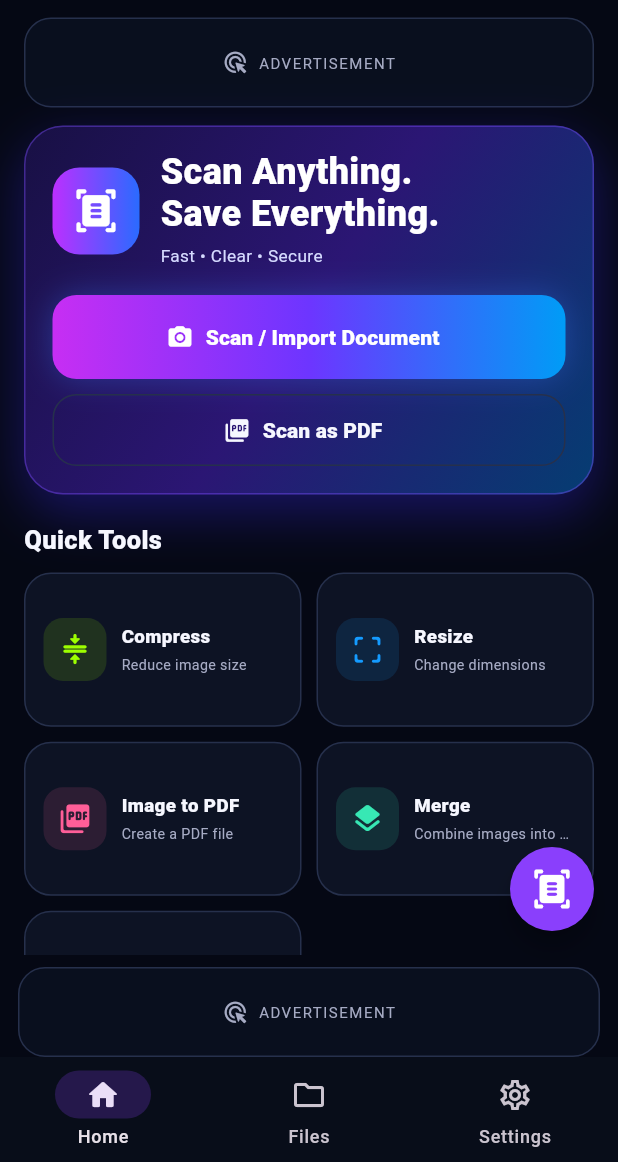
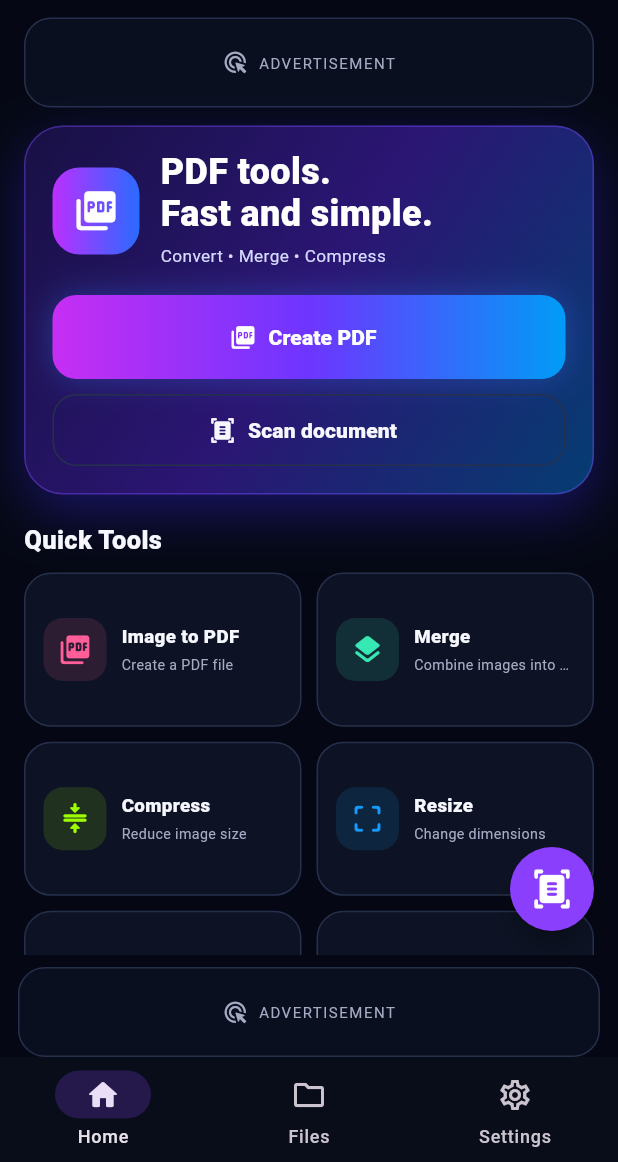
Before and after one commit to pixlite-tools/pixlite-android, a Flutter app: the screen it shows after launch, on a phone screen of 412 x 824 dp, the part 74-1236 px from its top. Run offline on Flutter 3.47's test engine with Material 3 defaults, Android fonts, the phone set to English and light mode, and no system bars; our stand-ins replace google_mobile_ads, image_picker, qr_flutter, share_plus, shared_preferences; missing offline and left inert: google_mlkit_document_scanner; network calls fail.

Commit message:
PDF-first positioning pivot for PixLite home screen
No scanner engine change, no new dependencies, no ad placement change.
Text/order only.

Home hero: "Scan Anything. Save Everything." / "Fast • Clear • Secure"
-> "PDF tools." / "Fast and simple." / "Convert • Merge • Compress".
Hero icon swapped from a scanner glyph to a PDF glyph to match.

Primary CTA now opens ImageToPdfScreen ("Create PDF") instead of the
scanner; scanning moved to a secondary "Scan document" button that still
opens the existing, unchanged ScanScreen.

Quick Tools reordered to lead with PDF-first tools: Image to PDF, Merge,
Compress, Resize, Scan, QR Code. Scan is now also a Quick Tools tile
(previously only reachable via the hero CTA and FAB).

pubspec.yaml description updated to match ("PDF tools for everyday
documents. Create, merge, compress and scan files from your phone."),
version bumped to 1.0.0+15.

```diff
--- a/pixlite_production/lib/main.dart
+++ b/pixlite_production/lib/main.dart
@@ -159,10 +159,11 @@ class _HomeScreenState extends State<HomeScreen>{
   Widget home(){
     final tr=widget.tr;
     final quick=[
+      ToolData(tr('pdf'),tr('pdf_sub'),Icons.picture_as_pdf_rounded,kPink,ImageToPdfScreen(tr:tr)),
+      ToolData(tr('merge'),tr('merge_sub'),Icons.layers_rounded,kMint,MergeScreen(tr:tr)),
       ToolData(tr('compress'),tr('compress_sub'),Icons.compress_rounded,const Color(0xFF9DFF00),CompressScreen(tr:tr)),
       ToolData(tr('resize'),tr('resize_sub'),Icons.crop_free_rounded,kBlue,ResizeScreen(tr:tr)),
-      ToolData(tr('pdf'),tr('pdf_sub'),Icons.picture_as_pdf_rounded,kPink,ImageToPdfScreen(tr:tr)),
-      ToolData(tr('merge'),tr('merge_sub'),Icons.layers_rounded,kMint,MergeScreen(tr:tr)),
+      ToolData(tr('scan'),tr('scan_sub'),Icons.document_scanner_rounded,kViolet,ScanScreen(tr:tr)),
       ToolData(tr('qr'),tr('qr_sub'),Icons.qr_code_2_rounded,const Color(0xFF726BFF),QrScreen(tr:tr)),
     ];
     return ListView(padding:const EdgeInsets.fromLTRB(16,10,16,22),children:[
@@ -171,10 +172,10 @@ class _HomeScreenState extends State<HomeScreen>{
       BannerAdBox(label:tr('ad')),
       const SizedBox(height:12),
       Container(padding:const EdgeInsets.all(18),decoration:BoxDecoration(borderRadius:BorderRadius.circular(26),border:Border.all(color:const Color(0x667C4DFF)),gradient:const LinearGradient(colors:[Color(0xFF181044),Color(0xFF2B1674),Color(0xFF053D72)],begin:Alignment.topLeft,end:Alignment.bottomRight),boxShadow:const [BoxShadow(color:Color(0x553E2BFF),blurRadius:30,offset:Offset(0,12))]),child:Column(crossAxisAlignment:CrossAxisAlignment.start,children:[
-        Row(children:[Container(width:58,height:58,decoration:BoxDecoration(borderRadius:BorderRadius.circular(18),gradient:const LinearGradient(colors:[Color(0xFFBC2FFF),Color(0xFF2A6BFF)])),child:const Icon(Icons.document_scanner_rounded,color:Colors.white,size:31)),const SizedBox(width:14),const Expanded(child:Column(crossAxisAlignment:CrossAxisAlignment.start,children:[Text('Scan Anything.',style:TextStyle(color:Colors.white,fontSize:24,fontWeight:FontWeight.w900,height:1)),SizedBox(height:4),Text('Save Everything.',style:TextStyle(color:Colors.white,fontSize:24,fontWeight:FontWeight.w900,height:1)),SizedBox(height:8),Text('Fast • Clear • Secure',style:TextStyle(color:Color(0xFFD5DAFF),fontSize:11.5))]))]),
+        Row(children:[Container(width:58,height:58,decoration:BoxDecoration(borderRadius:BorderRadius.circular(18),gradient:const LinearGradient(colors:[Color(0xFFBC2FFF),Color(0xFF2A6BFF)])),child:const Icon(Icons.picture_as_pdf_rounded,color:Colors.white,size:31)),const SizedBox(width:14),const Expanded(child:Column(crossAxisAlignment:CrossAxisAlignment.start,children:[Text('PDF tools.',style:TextStyle(color:Colors.white,fontSize:24,fontWeight:FontWeight.w900,height:1)),SizedBox(height:4),Text('Fast and simple.',style:TextStyle(color:Colors.white,fontSize:24,fontWeight:FontWeight.w900,height:1)),SizedBox(height:8),Text('Convert • Merge • Compress',style:TextStyle(color:Color(0xFFD5DAFF),fontSize:11.5))]))]),
         const SizedBox(height:18),
-        Container(decoration:BoxDecoration(gradient:const LinearGradient(colors:[Color(0xFFC72EF3),Color(0xFF6D35FF),Color(0xFF009CF6)]),borderRadius:BorderRadius.circular(16),boxShadow:const [BoxShadow(color:Color(0x553C7CFF),blurRadius:18)]),child:FilledButton.icon(onPressed:()=>open(ScanScreen(tr:tr)),style:FilledButton.styleFrom(backgroundColor:Colors.transparent,shadowColor:Colors.transparent,minimumSize:const Size.fromHeight(56)),icon:const Icon(Icons.photo_camera_rounded),label:const Text('Scan / Import Document',style:TextStyle(fontWeight:FontWeight.w900)))),
-        const SizedBox(height:10),OutlinedButton.icon(onPressed:()=>open(ScanScreen(tr:tr)),icon:const Icon(Icons.picture_as_pdf_rounded),label:const Text('Scan as PDF',style:TextStyle(fontWeight:FontWeight.w800)))
+        Container(decoration:BoxDecoration(gradient:const LinearGradient(colors:[Color(0xFFC72EF3),Color(0xFF6D35FF),Color(0xFF009CF6)]),borderRadius:BorderRadius.circular(16),boxShadow:const [BoxShadow(color:Color(0x553C7CFF),blurRadius:18)]),child:FilledButton.icon(onPressed:()=>open(ImageToPdfScreen(tr:tr)),style:FilledButton.styleFrom(backgroundColor:Colors.transparent,shadowColor:Colors.transparent,minimumSize:const Size.fromHeight(56)),icon:const Icon(Icons.picture_as_pdf_rounded),label:const Text('Create PDF',style:TextStyle(fontWeight:FontWeight.w900)))),
+        const SizedBox(height:10),OutlinedButton.icon(onPressed:()=>open(ScanScreen(tr:tr)),icon:const Icon(Icons.document_scanner_rounded),label:const Text('Scan document',style:TextStyle(fontWeight:FontWeight.w800)))
       ])),
       const SizedBox(height:18),const Text('Quick Tools',style:TextStyle(color:kText,fontSize:17,fontWeight:FontWeight.w900)),const SizedBox(height:10),
       GridView.builder(itemCount:quick.length,shrinkWrap:true,physics:const NeverScrollableScrollPhysics(),gridDelegate:const SliverGridDelegateWithFixedCrossAxisCount(crossAxisCount:2,crossAxisSpacing:10,mainAxisSpacing:10,childAspectRatio:1.8),itemBuilder:(c,i){final t=quick[i];return InkWell(borderRadius:BorderRadius.circular(18),onTap:()=>open(t.page),child:Container(padding:const EdgeInsets.all(12),decoration:BoxDecoration(color:kCard,borderRadius:BorderRadius.circular(18),border:Border.all(color:kStroke)),child:Row(children:[Container(width:42,height:42,decoration:BoxDecoration(color:t.color.withOpacity(.13),borderRadius:BorderRadius.circular(13)),child:Icon(t.icon,color:t.color,size:23)),const SizedBox(width:10),Expanded(child:Column(mainAxisAlignment:MainAxisAlignment.center,crossAxisAlignment:CrossAxisAlignment.start,children:[Text(t.title,maxLines:1,overflow:TextOverflow.ellipsis,style:const TextStyle(color:kText,fontSize:12.5,fontWeight:FontWeight.w900)),const SizedBox(height:3),Text(t.subtitle,maxLines:1,overflow:TextOverflow.ellipsis,style:const TextStyle(color:kSub,fontSize:9.5))]))])));}),
--- a/pixlite_production/pubspec.yaml
+++ b/pixlite_production/pubspec.yaml
@@ -1,7 +1,9 @@
 name: pixlite
-description: PixLite premium Android utility app.
+description: >-
+  PDF tools for everyday documents. Create, merge, compress and scan files
+  from your phone.
 publish_to: "none"
-version: 1.0.0+14
+version: 1.0.0+15
 
 environment:
   sdk: ">=3.10.0-0 <4.0.0"
```
